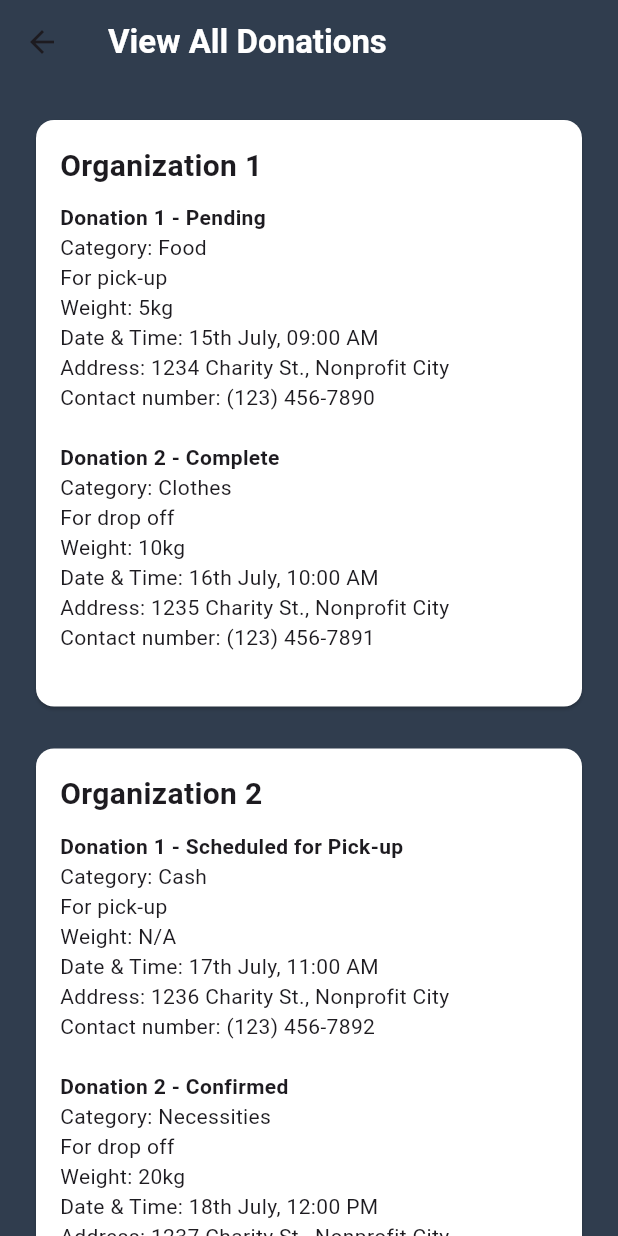
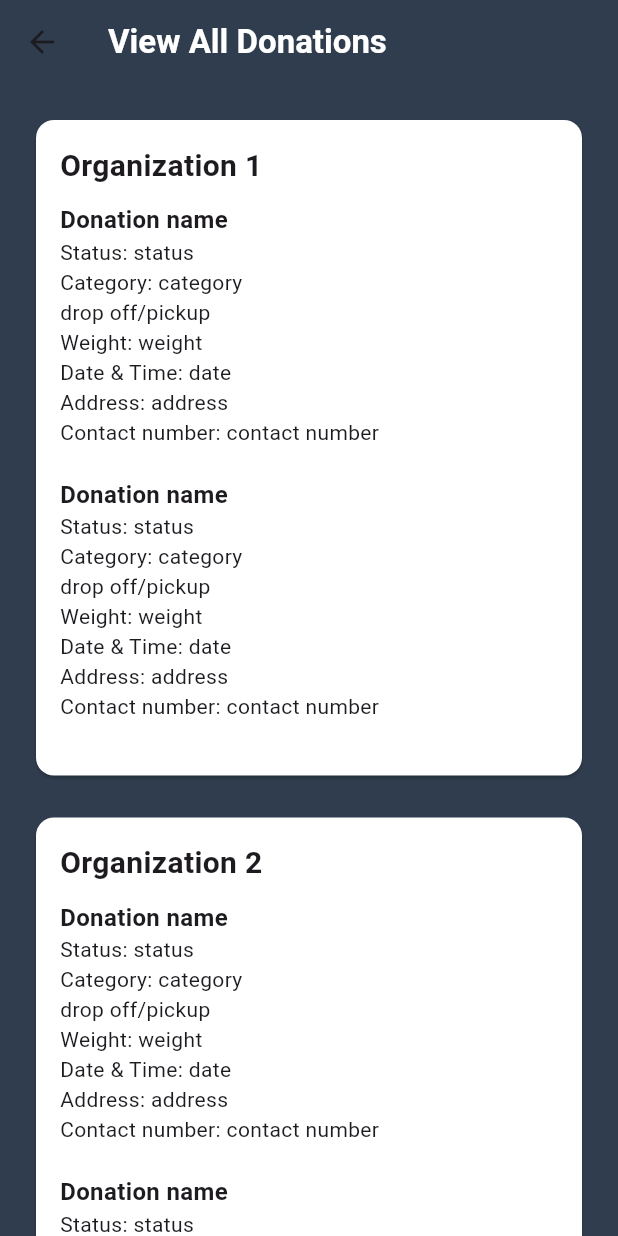
Before and after one commit to ICS-CMSC-23/donation-drive-app, a Flutter app: the ViewAllDonations screen opened directly, on a phone screen of 412 x 824 dp. Run offline on Flutter 3.47's test engine with Material 3 defaults, Android fonts, the phone set to English and light mode, and no system bars; our stand-ins replace email_validator, firebase_auth, firebase_core; accounts and stored records are empty.

Commit message:
ui: separated status from donation name

```diff
--- a/lib/screens/view_all_donations.dart
+++ b/lib/screens/view_all_donations.dart
@@ -27,43 +27,47 @@ class ViewAllDonations extends StatelessWidget {
               children: [
                 _buildOrganizationCard(context, "Organization 1", [
                   _buildDonationDetails(
-                    "Donation 1 - Pending",
-                    "Food",
-                    "For pick-up",
-                    "5kg",
-                    "15th July, 09:00 AM",
-                    "1234 Charity St., Nonprofit City",
-                    "(123) 456-7890",
+                    "Donation name",
+                    "status",
+                    "category",
+                    "drop off/pickup",
+                    "weight",
+                    "date",
+                    "address",
+                    "contact number",
                   ),
                   _buildDonationDetails(
-                    "Donation 2 - Complete",
-                    "Clothes",
-                    "For drop off",
-                    "10kg",
-                    "16th July, 10:00 AM",
-                    "1235 Charity St., Nonprofit City",
-                    "(123) 456-7891",
+                    "Donation name",
+                    "status",
+                    "category",
+                    "drop off/pickup",
+                    "weight",
+                    "date",
+                    "address",
+                    "contact number",
                   ),
                 ]),
                 const SizedBox(height: 20),
                 _buildOrganizationCard(context, "Organization 2", [
                   _buildDonationDetails(
-                    "Donation 1 - Scheduled for Pick-up",
-                    "Cash",
-                    "For pick-up",
-                    "N/A",
-                    "17th July, 11:00 AM",
-                    "1236 Charity St., Nonprofit City",
-                    "(123) 456-7892",
+                    "Donation name",
+                    "status",
+                    "category",
+                    "drop off/pickup",
+                    "weight",
+                    "date",
+                    "address",
+                    "contact number",
                   ),
                   _buildDonationDetails(
-                    "Donation 2 - Confirmed",
-                    "Necessities",
-                    "For drop off",
-                    "20kg",
-                    "18th July, 12:00 PM",
-                    "1237 Charity St., Nonprofit City",
-                    "(123) 456-7893",
+                    "Donation name",
+                    "status",
+                    "category",
+                    "drop off/pickup",
+                    "weight",
+                    "date",
+                    "address",
+                    "contact number",
                   ),
                 ]),
               ],
@@ -98,6 +102,7 @@ class ViewAllDonations extends StatelessWidget {
   }
 
   Widget _buildDonationDetails(
+    String donationName,
     String status,
     String category,
     String deliveryMethod,
@@ -109,7 +114,9 @@ class ViewAllDonations extends StatelessWidget {
     return Column(
       crossAxisAlignment: CrossAxisAlignment.start,
       children: [
-        Text(status, style: const TextStyle(fontWeight: FontWeight.bold)),
+        Text(donationName,
+            style: const TextStyle(fontSize: 16, fontWeight: FontWeight.bold)),
+        Text("Status: $status"),
         Text("Category: $category"),
         Text("$deliveryMethod"),
         Text("Weight: $weight"),
```
